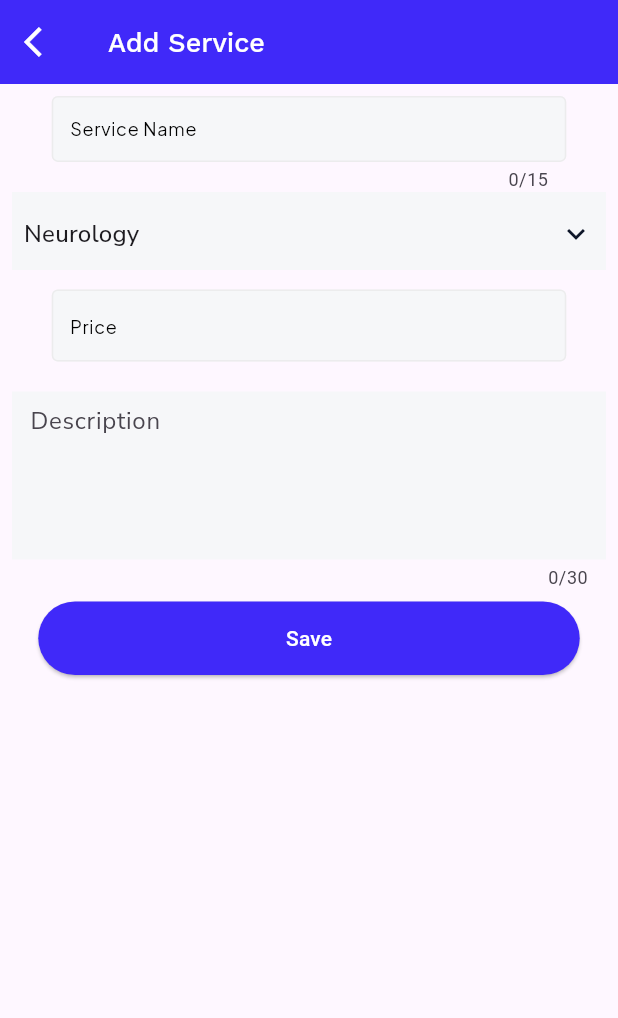
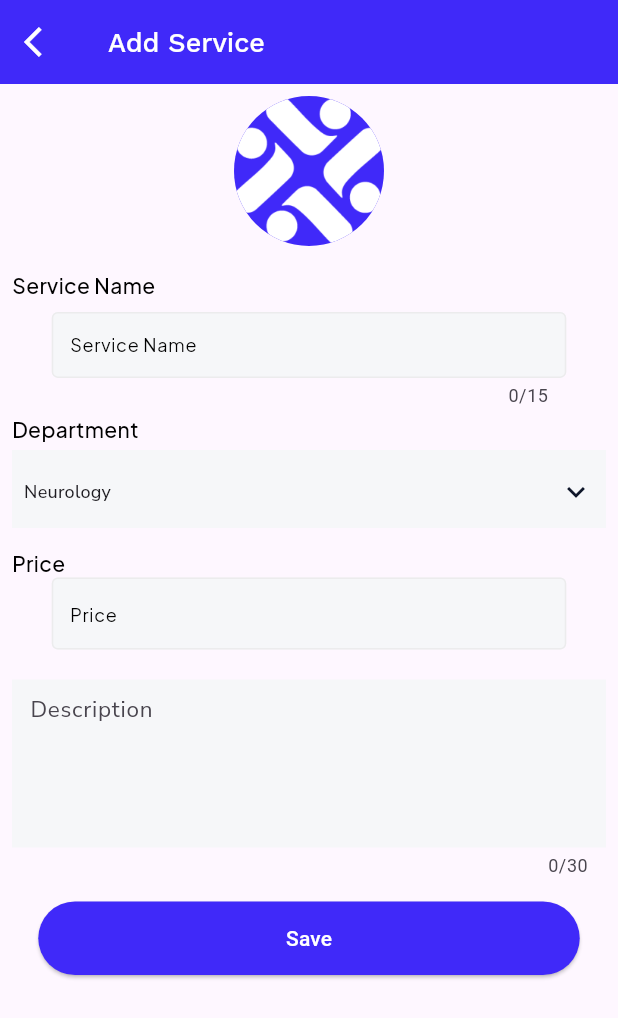
Before and after one commit to fwdAndroid/medicare_doctor, a Flutter app: the AddServices screen opened directly, on a phone screen of 412 x 824 dp. Shown: the top 1018 px of the screen. Run offline on Flutter 3.47's test engine with Material 3 defaults, Android fonts, the phone set to English and light mode, and no system bars; our stand-ins replace cloud_firestore, firebase_auth, firebase_core, firebase_storage, google_fonts, google_sign_in and 3 more; accounts and stored records are empty; Roboto replaces fonts that are missing (Mulish).

Commit message:
Services Part 2

```diff
--- a/lib/screens/main/services/add_services.dart
+++ b/lib/screens/main/services/add_services.dart
@@ -1,4 +1,3 @@
-import 'dart:typed_data';
 import 'package:cloud_firestore/cloud_firestore.dart';
 import 'package:firebase_auth/firebase_auth.dart';
 import 'package:flutter/material.dart';
@@ -43,42 +42,8 @@ class _AddServicesState extends State<AddServices> {
     'ENT'
   ];
 
-  // Image
-  Uint8List? _image;
-
   // Loading bar
   bool isAdded = false;
-
-  // Error message for discount
-  String? discountErrorMessage;
-
-  @override
-  void initState() {
-    super.initState();
-    discountController.addListener(_validateDiscount);
-  }
-
-  @override
-  void dispose() {
-    discountController.removeListener(_validateDiscount);
-    super.dispose();
-  }
-
-  void _validateDiscount() {
-    final input = discountController.text;
-    if (input.isNotEmpty) {
-      final value = int.tryParse(input);
-      setState(() {
-        discountErrorMessage = (value != null && value > 100)
-            ? 'Discount cannot be more than 100%'
-            : null;
-      });
-    } else {
-      setState(() {
-        discountErrorMessage = null;
-      });
-    }
-  }
 
   @override
   Widget build(BuildContext context) {
@@ -137,12 +102,53 @@ class _AddServicesState extends State<AddServices> {
               return Column(
                 children: [
                   Padding(
-                    padding: const EdgeInsets.only(left: 8.0, right: 8, top: 8),
+                    padding: const EdgeInsets.all(8.0),
+                    child: CircleAvatar(
+                      radius: 50,
+                      backgroundColor: mainColor,
+                      backgroundImage: AssetImage("assets/logo.png"),
+                    ),
+                  ),
+                  Column(
+                    children: [
+                      Padding(
+                        padding: const EdgeInsets.only(top: 8.0, left: 8),
+                        child: Align(
+                          alignment: AlignmentDirectional.topStart,
+                          child: Text(
+                            'Service Name',
+                            style: GoogleFonts.plusJakartaSans(
+                                color: black,
+                                fontWeight: FontWeight.w500,
+                                fontSize: 14),
+                          ),
+                        ),
+                      ),
+                      Container(
+                        margin: const EdgeInsets.only(left: 10, right: 10),
+                        padding: const EdgeInsets.all(8),
                         child: TextFormInputField(
                           maxLenght: 15,
                           controller: serviceNameController,
                           hintText: "Service Name",
                           textInputType: TextInputType.emailAddress,
+                        ),
+                      ),
+                    ],
+                  ),
+                  Column(
+                    children: [
+                      Padding(
+                        padding: const EdgeInsets.only(left: 8),
+                        child: Align(
+                          alignment: AlignmentDirectional.topStart,
+                          child: Text(
+                            'Department',
+                            style: GoogleFonts.plusJakartaSans(
+                                color: black,
+                                fontWeight: FontWeight.w500,
+                                fontSize: 14),
+                          ),
                         ),
                       ),
                       Container(
@@ -151,9 +157,9 @@ class _AddServicesState extends State<AddServices> {
                         ),
                         margin: const EdgeInsets.only(
                             left: 8.0, right: 8, top: 4, bottom: 5),
-                    padding: const EdgeInsets.only(left: 8.0, right: 8, top: 4),
+                        padding:
+                            const EdgeInsets.only(left: 8.0, right: 8, top: 4),
                         child: DropdownButton(
-                      hint: Text("Department"),
                           isExpanded: true,
                           value: dropdownvalue,
                           underline: SizedBox(),
@@ -166,7 +172,7 @@ class _AddServicesState extends State<AddServices> {
                               value: items,
                               child: Text(
                                 items,
-                            style: GoogleFonts.nunitoSans(fontSize: 16),
+                                style: GoogleFonts.nunitoSans(fontSize: 12),
                               ),
                             );
                           }).toList(),
@@ -177,13 +183,29 @@ class _AddServicesState extends State<AddServices> {
                           },
                         ),
                       ),
+                    ],
+                  ),
+                  Column(
+                    children: [
                       Padding(
-                    padding: const EdgeInsets.only(left: 8.0, right: 8, top: 8),
-                    child: TextFormInputField(
+                        padding: const EdgeInsets.only(top: 8.0, left: 8),
+                        child: Align(
+                          alignment: AlignmentDirectional.topStart,
+                          child: Text(
+                            'Price',
+                            style: GoogleFonts.plusJakartaSans(
+                                color: black,
+                                fontWeight: FontWeight.w500,
+                                fontSize: 14),
+                          ),
+                        ),
+                      ),
+                      TextFormInputField(
                         controller: priceController,
                         hintText: "Price",
                         textInputType: TextInputType.number,
                       ),
+                    ],
                   ),
                   Padding(
                     padding: const EdgeInsets.all(8.0),
@@ -196,7 +218,7 @@ class _AddServicesState extends State<AddServices> {
                         contentPadding: EdgeInsets.all(8),
                         fillColor: Color(0xffF6F7F9),
                         hintText: "Description",
-                        hintStyle: GoogleFonts.nunitoSans(fontSize: 16),
+                        hintStyle: GoogleFonts.nunitoSans(fontSize: 15),
                         border: InputBorder.none,
                       ),
                     ),
@@ -207,12 +229,12 @@ class _AddServicesState extends State<AddServices> {
                             color: mainColor,
                           ),
                         )
-                      : SaveButton(
+                      : Padding(
+                          padding: const EdgeInsets.all(8.0),
+                          child: SaveButton(
                             title: "Save",
                             onTap: () async {
-                            if (_image == null) {
-                              showMessageBar("Image is Required", context);
-                            } else if (serviceNameController.text.isEmpty) {
+                              if (serviceNameController.text.isEmpty) {
                                 showMessageBar(
                                     "Service Name is Required", context);
                               } else if (priceController.text.isEmpty) {
@@ -230,7 +252,7 @@ class _AddServicesState extends State<AddServices> {
                                   serviceName: serviceNameController.text,
                                   department: dropdownvalue,
                                   doctorName: datas!['fullName'],
-                                doctorPhoto: datas['photoURl'],
+                                  doctorPhoto: datas['photoURL'],
                                   description: descriptionController.text,
                                   servicePrice: int.parse(priceController.text),
                                 );
@@ -254,6 +276,7 @@ class _AddServicesState extends State<AddServices> {
                               }
                             },
                           ),
+                        ),
                 ],
               );
             },
```
Also changed, not shown: lib/screens/auth/login_screen.dart (+4 -14 lines), lib/screens/main/services/show_services.dart (+21 -0 lines), lib/widgets/servce_widget.dart (+32 -16 lines). Lines whose indentation alone changed are shown as unchanged.
